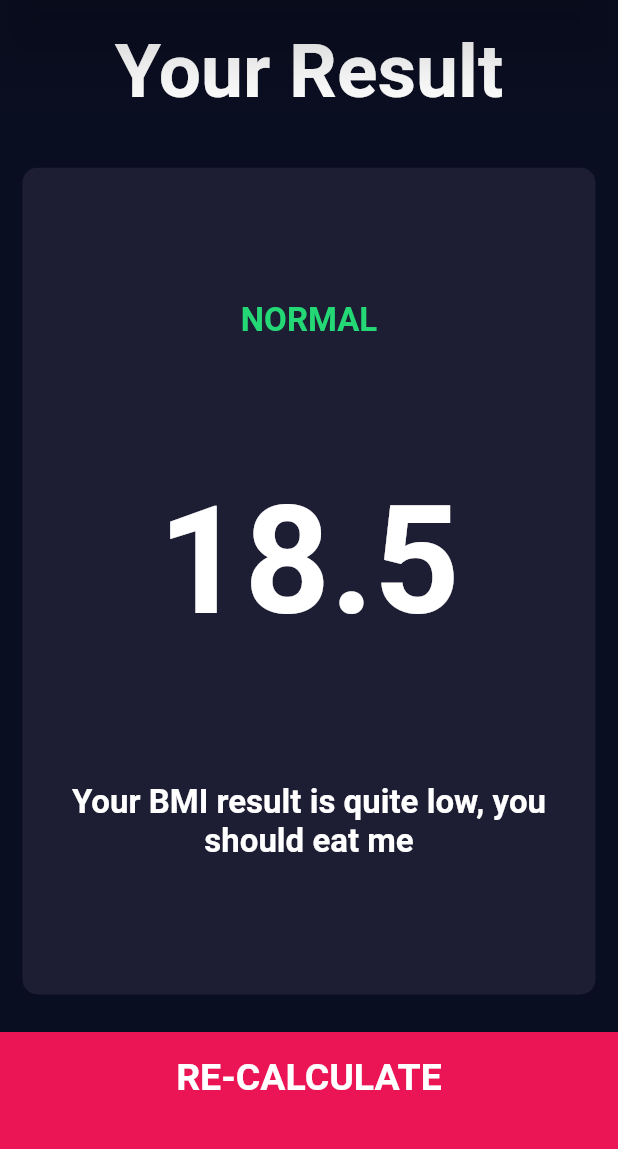
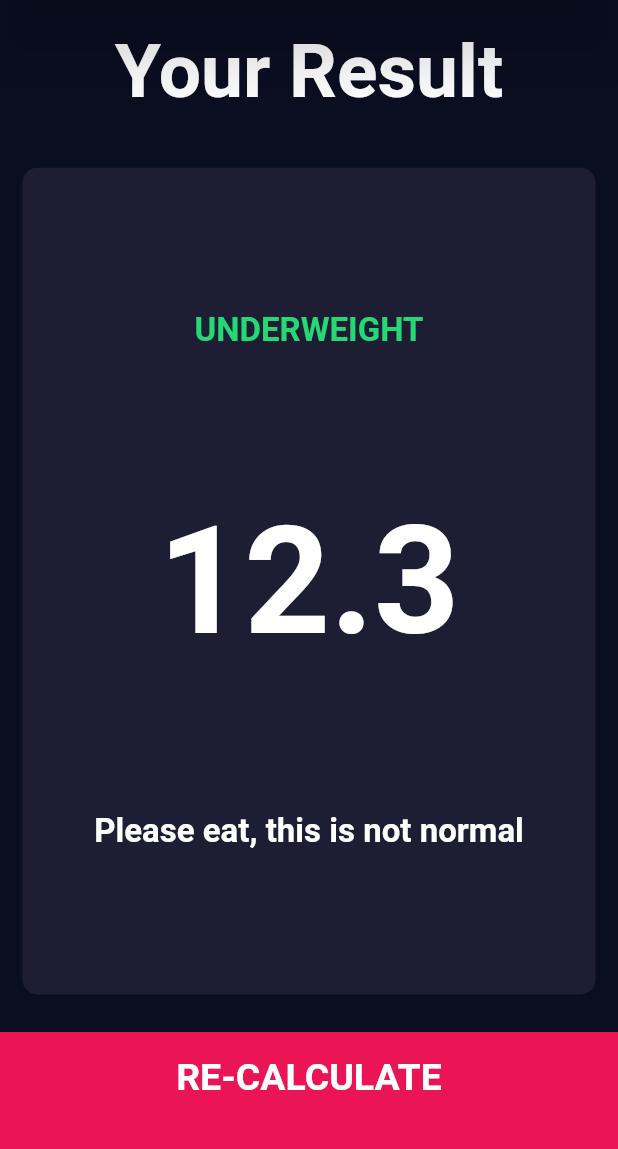
Before and after one commit to Maxondria/flutter-bmi-calculator-app, a Flutter app: the screen it shows after launch, after a tap on "CALCULATE", on a phone screen of 412 x 824 dp, the part 84-1233 px from its top. Run offline on Flutter 3.47's test engine with Material 2 defaults, Android fonts, the phone set to English and light mode, and no system bars; our stand-ins replace font_awesome_flutter.

```diff
--- a/lib/screens/input_page_screen.dart
+++ b/lib/screens/input_page_screen.dart
@@ -1,4 +1,5 @@
 import 'package:bmi_calculator/screens/results_screen.dart';
+import 'package:bmi_calculator/shared/calculator_brain.dart';
 import 'package:bmi_calculator/shared/constants.dart';
 import 'package:bmi_calculator/shared/widgets/bottom_button.dart';
 import 'package:bmi_calculator/shared/widgets/icon_content.dart';
@@ -193,10 +194,17 @@ class _InputPageState extends State<InputPage> {
           BottomButton(
               text: 'CALCULATE',
               onTap: () {
+                CalculatorBrain calc =
+                    CalculatorBrain(height: height, weight: weight);
+
                 Navigator.push(
                   context,
                   MaterialPageRoute(
-                    builder: (context) => ResultsScreen(),
+                    builder: (context) => ResultsScreen(
+                      bmiResult: calc.calculateBMI(),
+                      resultText: calc.getResult(),
+                      bmiInterpretation: calc.getInterpretation(),
+                    ),
                   ),
                 );
               })
--- a/lib/screens/results_screen.dart
+++ b/lib/screens/results_screen.dart
@@ -4,6 +4,15 @@ import 'package:bmi_calculator/shared/widgets/reusable_card.dart';
 import 'package:flutter/material.dart';
 
 class ResultsScreen extends StatelessWidget {
+  final String bmiResult;
+  final String resultText;
+  final String bmiInterpretation;
+
+  ResultsScreen(
+      {@required this.bmiResult,
+      @required this.resultText,
+      @required this.bmiInterpretation});
+
   @override
   Widget build(BuildContext context) {
     return SafeArea(
@@ -37,15 +46,15 @@ class ResultsScreen extends StatelessWidget {
                   crossAxisAlignment: CrossAxisAlignment.center,
                   children: <Widget>[
                     Text(
-                      'NORMAL',
+                      resultText,
                       style: kRESULT_TEXTSTYLE,
                     ),
                     Text(
-                      '18.5',
+                      bmiResult,
                       style: kBMI_TEXTSTYLE,
                     ),
                     Text(
-                      'Your BMI result is quite low, you should eat me',
+                      bmiInterpretation,
                       style: kBMI_BODY_TEXTSTYLE,
                       textAlign: TextAlign.center,
                     ),
--- /dev/null
+++ b/lib/shared/calculator_brain.dart
@@ -0,0 +1,37 @@
+import 'dart:math';
+
+import 'package:flutter/foundation.dart';
+
+class CalculatorBrain {
+  final int height;
+  final int weight;
+
+  double _bmi;
+
+  CalculatorBrain({@required this.height, @required this.weight});
+
+  String calculateBMI() {
+    _bmi = weight / pow((height / 100), 2);
+    return _bmi.toStringAsFixed(1);
+  }
+
+  String getResult() {
+    if (_bmi >= 25) {
+      return 'OVERWEIGHT';
+    } else if (_bmi > 18.5) {
+      return 'NORMAL';
+    } else {
+      return 'UNDERWEIGHT';
+    }
+  }
+
+  String getInterpretation() {
+    if (_bmi >= 25) {
+      return 'Excerise more, this is not normal';
+    } else if (_bmi > 18.5) {
+      return 'Good job, this is normal';
+    } else {
+      return 'Please eat, this is not normal';
+    }
+  }
+}
```
